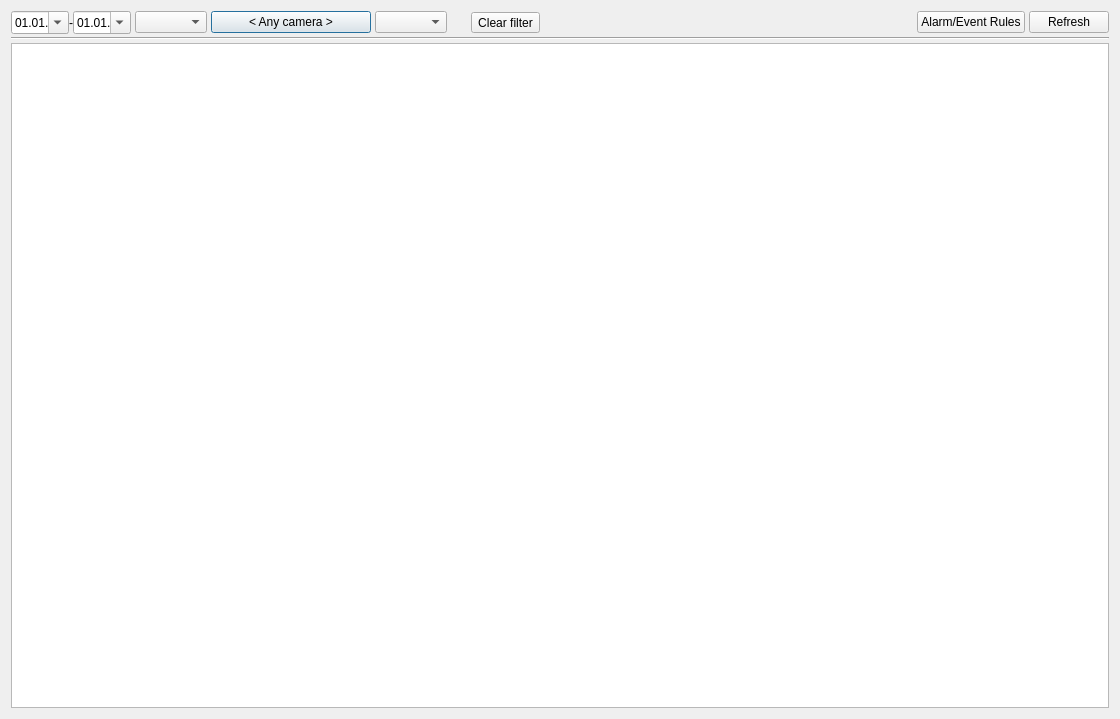
Before: the Qt Designer form client/src/ui/dialogs/event_log_dialog.ui in networkoptix/nx_open, drawn with Qt 5.
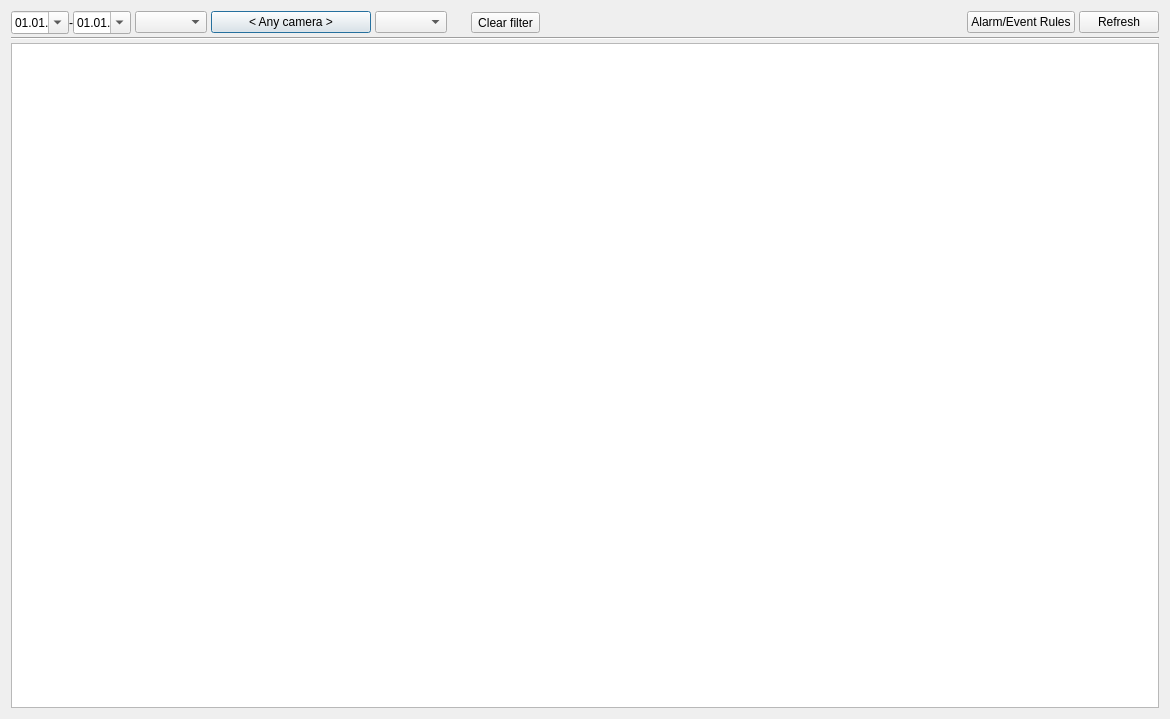
After: the same form once the commit is applied. Custom widgets are drawn as their Qt base class.

Commit message:
event log: disable resize to content for action camera column
<==== Mercurial data ====>
Branch: events_db

The edit to the form file:
```diff
--- a/client/src/ui/dialogs/event_log_dialog.ui
+++ b/client/src/ui/dialogs/event_log_dialog.ui
@@ -6,7 +6,7 @@
    <rect>
     <x>0</x>
     <y>0</y>
-    <width>1120</width>
+    <width>1170</width>
     <height>719</height>
    </rect>
   </property>
```
The commit also changes 1 other file.
